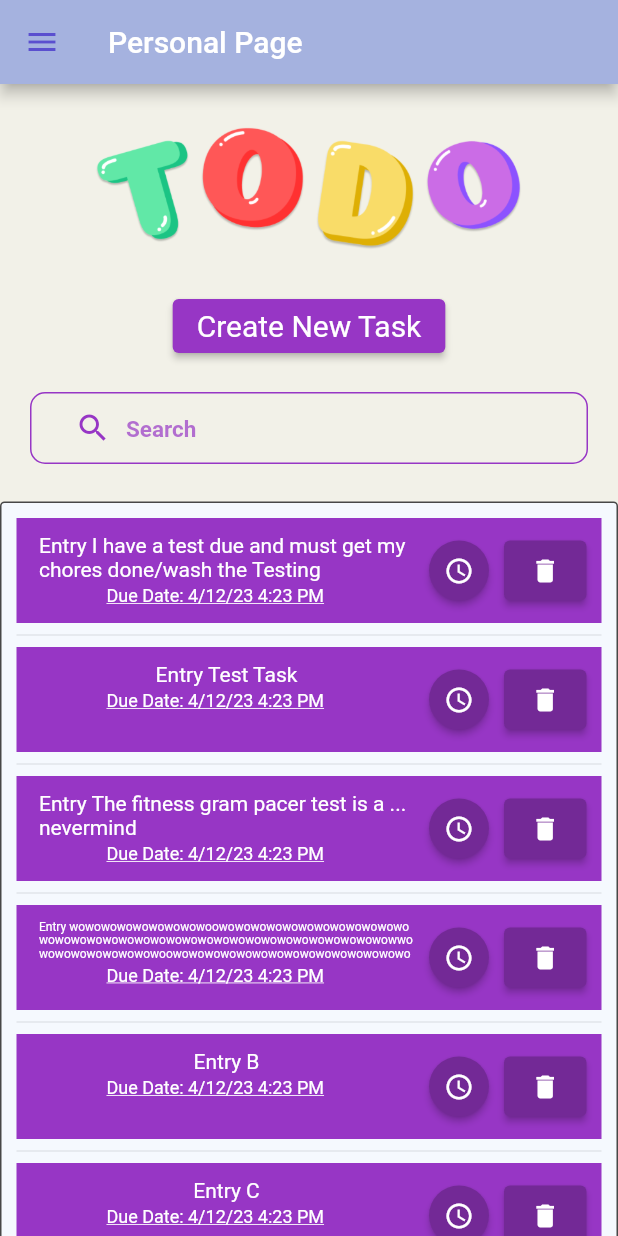
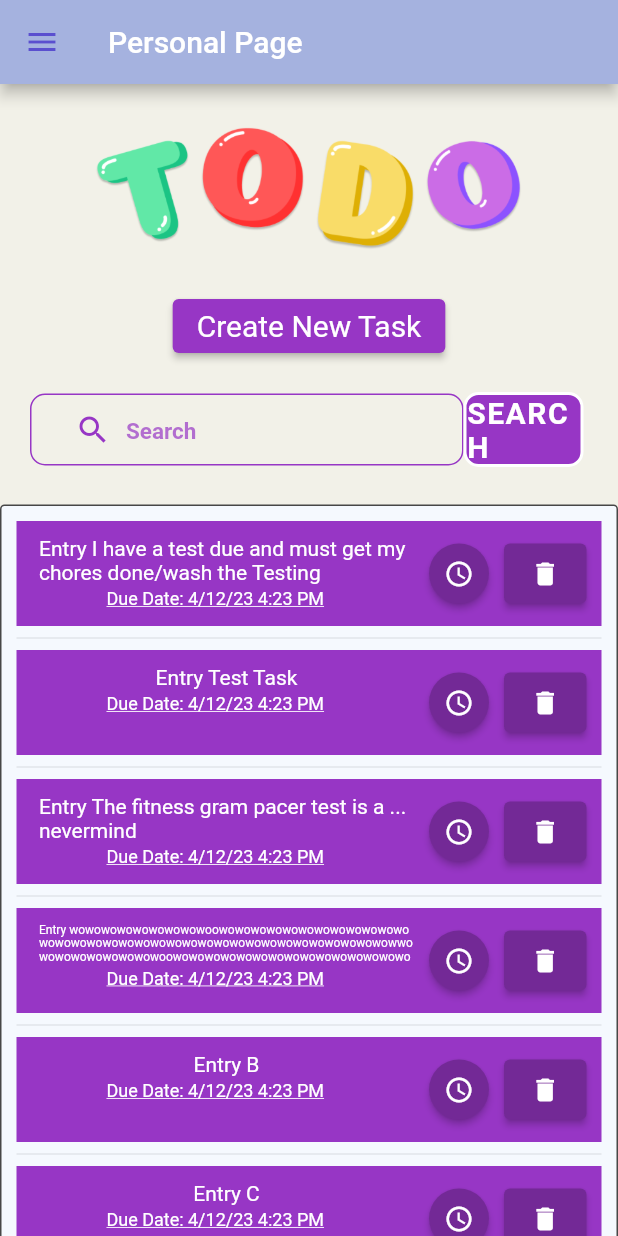
Before and after one commit to EthanAdkins/ToDoList-MobileApp, a Flutter app: the PersonalPage screen opened by its route, on a phone screen of 412 x 824 dp. Run offline on Flutter 3.47's test engine with Material 2 defaults, Android fonts, the phone set to English and light mode, and no system bars; drawn by our look-alikes of auto_size_text, snippet_coder_utils; our stand-ins replace flutter_local_notifications, timezone; missing offline and left inert: api_cache_manager, confirm_dialog; accounts and stored records are empty.

Commit message:
Added Search Functionality

```diff
--- a/lib/pages/personal_page.dart
+++ b/lib/pages/personal_page.dart
@@ -24,7 +24,8 @@ class PersonalPage extends StatefulWidget {
 }
 
 class _PersonalPageState extends State<PersonalPage> {
-  final List<String> entries = <String>[
+  int count = 5;
+  static List<String> entries = <String>[
     'I have a test due and must get my chores done/wash the Testing',
     'Test Task',
     'The fitness gram pacer test is a ... nevermind',
@@ -38,16 +39,35 @@ class _PersonalPageState extends State<PersonalPage> {
     'B',
     'C'
   ];
+  List<String> changeableList = List.from(entries);
+
   GlobalKey<FormState> globalFormKey = GlobalKey<FormState>();
   String searchValue = '';
+
+  bool isAPIcallProcess = false;
   @override
   Widget build(BuildContext context) {
-    return new Scaffold(
+    return SafeArea(
+        child: Scaffold(
+            backgroundColor: HexColor("#A5B2DF"),
+            body: ProgressHUD(
+              child: Form(
+                key: globalFormKey,
+                child: _personalUI(context),
+              ),
+              inAsyncCall: isAPIcallProcess,
+              opacity: 0.3,
+              key: UniqueKey(),
+            )));
+  }
+
+  Widget _personalUI(BuildContext context) {
+    return Scaffold(
       resizeToAvoidBottomInset: false,
       backgroundColor: Color(0xfff2f1e8),
-      drawer: new DrawerCodeOnly(),
-      appBar: new AppBar(
-          title: new Text("Personal Page"),
+      drawer: DrawerCodeOnly(),
+      appBar: AppBar(
+          title: Text("Personal Page"),
           backgroundColor: Color(0xffa5b2df),
           iconTheme: IconThemeData(color: Color(0xff5a4fcf))),
       body: SingleChildScrollView(
@@ -85,6 +105,10 @@ class _PersonalPageState extends State<PersonalPage> {
             ),
             Padding(
               padding: const EdgeInsets.only(bottom: 25),
+              child: Row(
+                children: [
+                  Flexible(
+                    flex: 3,
                     child: FormHelper.inputFieldWidget(
                       context,
                       'search',
@@ -95,6 +119,7 @@ class _PersonalPageState extends State<PersonalPage> {
                       (onSavedVal) {
                         searchValue = onSavedVal;
                       },
+                      paddingRight: 0,
                       prefixIcon: const Icon(Icons.search),
                       showPrefixIcon: true,
                       borderFocusColor: Color(0xff9736c5),
@@ -105,7 +130,50 @@ class _PersonalPageState extends State<PersonalPage> {
                       borderRadius: 10,
                     ),
                   ),
-            Container(
+                  Flexible(
+                    flex: 1,
+                    child: FormHelper.submitButton(
+                      "SEARCH",
+                      () {
+                        if (validateAndSave()) {
+                          List<String> matchQuery = [];
+                          for (var entry in entries) {
+                            if (entry
+                                .toLowerCase()
+                                .contains(searchValue.toLowerCase())) {
+                              matchQuery.add(entry);
+                              // This is inefficient by a lot. May remove
+                            }
+                          }
+
+                          changeableList = matchQuery;
+                          setState(() {
+                            count++;
+                          });
+                          PersonalPage(key: ValueKey(count));
+                        } else {
+                          print('huh');
+                        }
+                      },
+                      btnColor: HexColor("#9736C5"),
+                      borderColor: Colors.white,
+                      txtColor: Colors.white,
+                      borderRadius: 10,
+                      width: 80,
+                    ),
+                  ),
+                ],
+              ),
+            ),
+            _displayUI(context)
+          ],
+        ),
+      ),
+    );
+  }
+
+  Widget _displayUI(BuildContext context) {
+    return Container(
       decoration: BoxDecoration(
         color: Color.fromARGB(240, 245, 249, 255),
         border: Border.all(
@@ -138,7 +206,7 @@ class _PersonalPageState extends State<PersonalPage> {
           scrollDirection: Axis.vertical,
           shrinkWrap: true,
           padding: const EdgeInsets.all(10),
-                  itemCount: entries.length,
+          itemCount: changeableList.length,
           itemBuilder: (BuildContext context, int index) {
             return Container(
               height: 70,
@@ -156,7 +224,7 @@ class _PersonalPageState extends State<PersonalPage> {
                             left: 15,
                           ),
                           child: AutoSizeText(
-                                    'Entry ${entries[index]}',
+                            'Entry ${changeableList[index]}',
                             style: TextStyle(
                               color: Colors.white,
                             ),
@@ -183,8 +251,7 @@ class _PersonalPageState extends State<PersonalPage> {
                       height: 40,
                       child: ElevatedButton(
                           style: ElevatedButton.styleFrom(
-                                    backgroundColor:
-                                        Color.fromARGB(255, 115, 41, 150),
+                            backgroundColor: Color.fromARGB(255, 115, 41, 150),
                             textStyle: TextStyle(fontSize: 15),
                             padding: EdgeInsets.zero,
                             shape: RoundedRectangleBorder(
@@ -199,21 +266,19 @@ class _PersonalPageState extends State<PersonalPage> {
                               content: const Text(
                                   'Would you like to be reminded when your task is due?'),
                             )) {
-                                      DateTime dateTimeTEST = dateFormat
-                                          .parse("2023-04-13 00:56:00");
+                              DateTime dateTimeTEST =
+                                  dateFormat.parse("2023-04-13 00:56:00");
 
-                                      NotificationService()
-                                          .scheduleNotification(
+                              NotificationService().scheduleNotification(
                                   title: 'Wow',
                                   body: 'That worked',
-                                              scheduledNotificationDateTime:
-                                                  dateTimeTEST);
+                                  scheduledNotificationDateTime: dateTimeTEST);
                             } else {
                               return print("not confirm");
                             }
                           },
-                                  child: const Icon(Icons.access_time_outlined,
-                                      size: 20)),
+                          child:
+                              const Icon(Icons.access_time_outlined, size: 20)),
                     ),
                   ),
                   Padding(
@@ -223,15 +288,13 @@ class _PersonalPageState extends State<PersonalPage> {
                       height: 40,
                       child: ElevatedButton(
                           style: ElevatedButton.styleFrom(
-                                    backgroundColor:
-                                        Color.fromARGB(255, 115, 41, 150),
+                            backgroundColor: Color.fromARGB(255, 115, 41, 150),
                             textStyle: TextStyle(fontSize: 15),
                           ),
                           onPressed: () async {
                             if (await confirm(
                               context,
-                                      content:
-                                          const Text('Confirm delete task?'),
+                              content: const Text('Confirm delete task?'),
                               textOK: const Text('Delete'),
                             )) {
                               return print("confirm");
@@ -249,10 +312,6 @@ class _PersonalPageState extends State<PersonalPage> {
               const Divider(),
         ),
       ),
-            ),
-          ],
-        ),
-      ),
     );
   }
 
```
Lines whose indentation alone changed are shown as unchanged.
